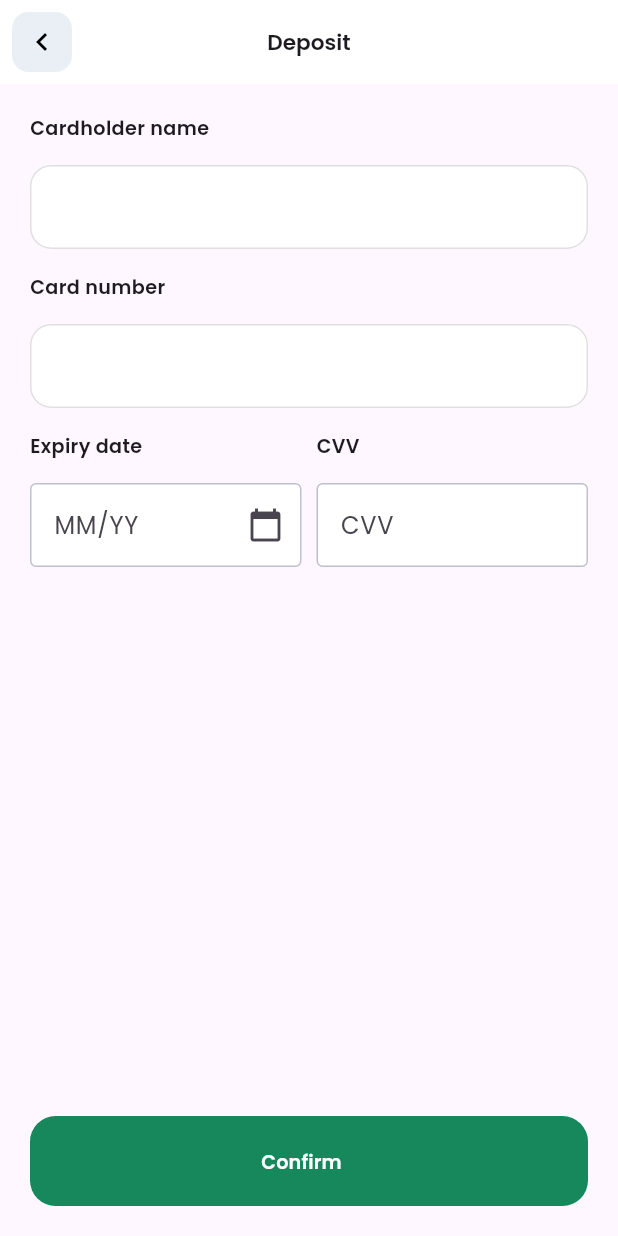
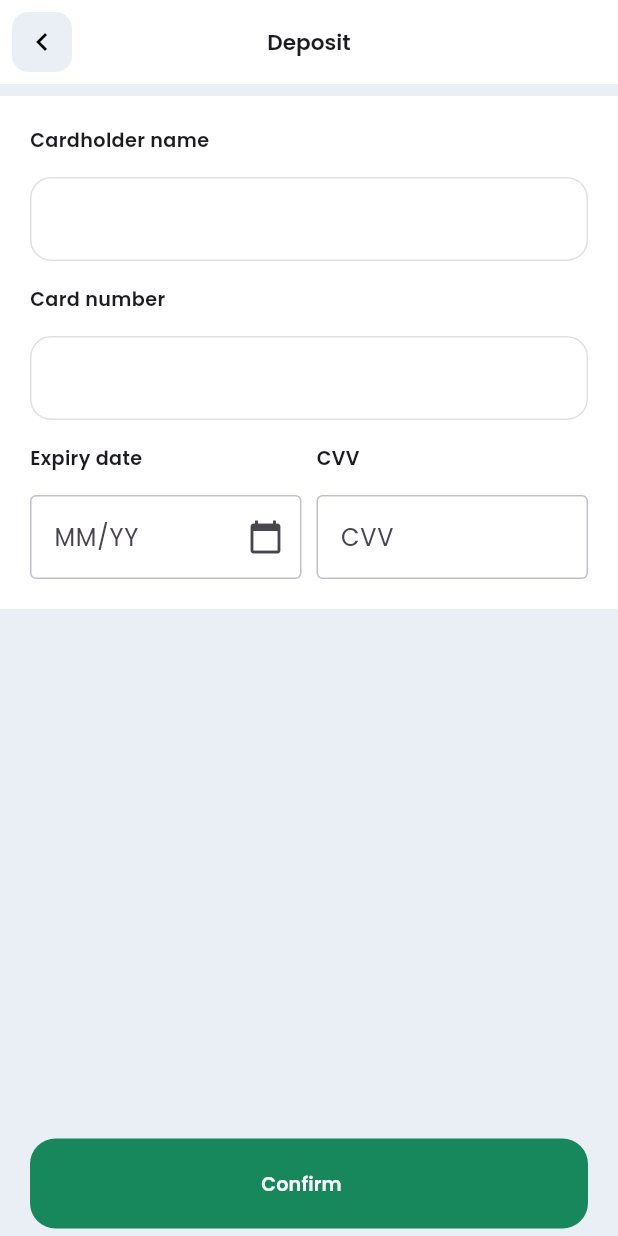
Before and after one commit to nofalseo302/horsely_app, a Flutter app: the DepositScreen screen opened by its route, on a phone screen of 412 x 824 dp. Run offline on Flutter 3.47's test engine with Material 3 defaults, Android fonts, the phone set to English and light mode, and no system bars; our stand-ins replace audioplayers, dartz, device_preview, dio, dotted_border, file_picker and 13 more; accounts and stored records are empty; project files that could hold a hidden picture were left out.

Commit message:
finish test profits design ui

```diff
--- a/lib/features/deposit/presentation/view/deposit_screen.dart
+++ b/lib/features/deposit/presentation/view/deposit_screen.dart
@@ -2,9 +2,12 @@ import 'package:flutter/material.dart';
 import 'package:get/get.dart';
 
 import 'package:horsely_app/core/services/translation/app_string.dart';
+import 'package:horsely_app/core/utils/app_colors.dart';
 import 'package:horsely_app/core/widget/build_app_bar.dart';
 
 import 'package:horsely_app/features/deposit/presentation/view/widget/body_depost.dart';
+
+import '../../../../core/widget/custom_button.dart';
 
 class DepositScreen extends StatelessWidget {
   const DepositScreen({super.key});
@@ -12,8 +15,16 @@ class DepositScreen extends StatelessWidget {
   @override
   Widget build(BuildContext context) {
     return Scaffold(
+      backgroundColor: AppColors.backgray,
       appBar: buildAppBar(titel: AppStrings.deposit.tr, context: context),
       body: const BodyDeposit(),
+      bottomNavigationBar: Padding(
+        padding: const EdgeInsets.symmetric(horizontal: 20, vertical: 5),
+        child: CustomButton(
+          onButtonPressed: () {},
+          buttonText: AppStrings.confrim.tr,
+        ),
+      ),
     );
   }
 }
--- a/lib/features/deposit/presentation/view/widget/body_depost.dart
+++ b/lib/features/deposit/presentation/view/widget/body_depost.dart
@@ -1,6 +1,7 @@
 import 'package:flutter/widgets.dart';
 import 'package:get/get.dart';
 import 'package:horsely_app/core/services/translation/app_string.dart';
+import 'package:horsely_app/core/utils/app_colors.dart';
 import 'package:horsely_app/core/widget/custom_button.dart';
 import 'package:horsely_app/core/widget/custom_namber_text_filed.dart';
 import 'package:horsely_app/core/widget/custom_text_filed.dart';
@@ -13,9 +14,21 @@ class BodyDeposit extends StatelessWidget {
 
   @override
   Widget build(BuildContext context) {
-    return Padding(
+    return Container(
+      color: AppColors.white,
+      width: double.infinity,
+      child: Column(
+        mainAxisSize: MainAxisSize.min,
+        children: [
+          Container(
+            width: double.infinity,
+            height: 8,
+            color: AppColors.backgray,
+          ),
+          Padding(
             padding: const EdgeInsets.symmetric(horizontal: 20.0),
             child: Column(
+              mainAxisSize: MainAxisSize.min,
               children: [
                 const SizedBox(height: 20),
                 TitleAndWidget(
@@ -51,12 +64,11 @@ class BodyDeposit extends StatelessWidget {
                   ],
                 ),
                 const SizedBox(height: 20), // المسافة بين المحتوى والزر
-          const Spacer(), // استخدام Spacer لدفع الزر للأسفل
-          CustomButton(
-            onButtonPressed: () {},
-            buttonText: AppStrings.confrim.tr,
+                // استخدام Spacer لدفع الزر للأسفل
+                // المسافة السفلية
+              ],
             ),
-          const SizedBox(height: 20), // المسافة السفلية
+          ),
         ],
       ),
     );
--- a/lib/features/profit/presentation/view/profit_screen.dart
+++ b/lib/features/profit/presentation/view/profit_screen.dart
@@ -8,7 +8,7 @@ class ProfitSceen extends StatelessWidget {
   @override
   Widget build(BuildContext context) {
     return const Scaffold(
-      backgroundColor: AppColors.backGroundScaffold,
+      backgroundColor: AppColors.backgray,
       body: BodyProfit(),
     );
   }
--- a/lib/features/withdraw/presentation/view/withdraw_screen.dart
+++ b/lib/features/withdraw/presentation/view/withdraw_screen.dart
@@ -11,6 +11,7 @@ class WithdrawScreen extends StatelessWidget {
   @override
   Widget build(BuildContext context) {
     return Scaffold(
+      backgroundColor: Colors.white,
       appBar: buildAppBar(titel: AppStrings.withdraw.tr, context: context),
       body: const BodyWithdraw(),
     );
```
Also changed, not shown: lib/features/home/presentation/view/home_screen..dart (+0 -27 lines), lib/features/profit/presentation/view/widget/iteam_transaction.dart (+4 -3 lines), lib/features/wallet/presentation/view/widget/code_user_widget.dart (+7 -12 lines), lib/features/withdraw/presentation/view/widget/body_withdrawer.dart (+18 -3 lines). Lines whose indentation alone changed are shown as unchanged.
